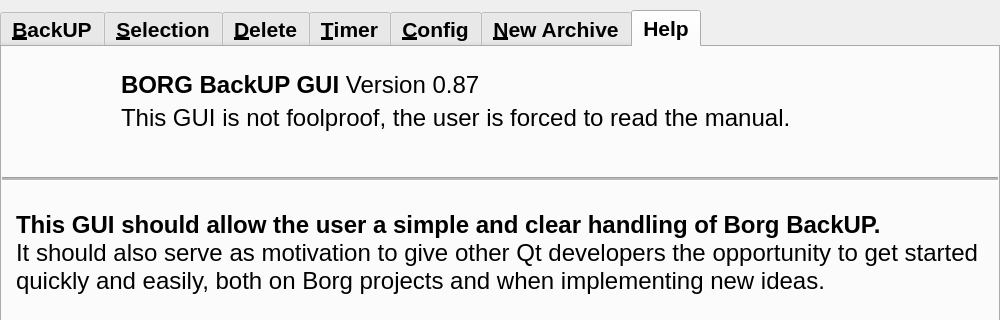
First picture: the form in src/borg_backup_gui.ui, repository MTrage/Borg-BackUP-GUI, before the edit; both pictures show x 0 to 1000 and y 0 to 320 of the 1000 by 620 pixel window.
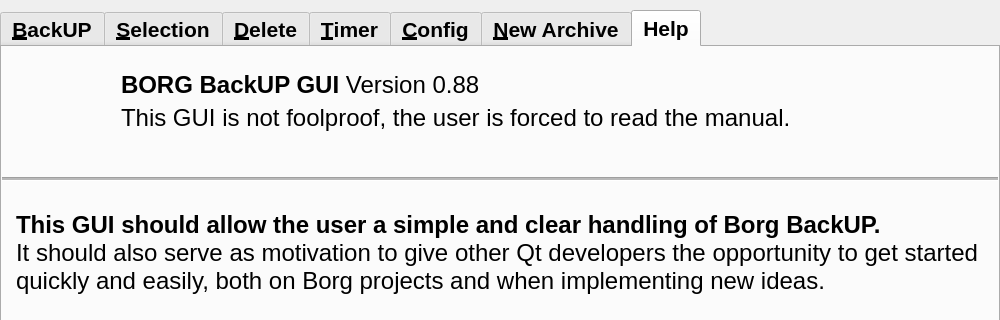
Second picture: the form after the edit. The open tabs and pages were chosen to show the change.

Diff of the .ui file:
```diff
--- a/src/borg_backup_gui.ui
+++ b/src/borg_backup_gui.ui
@@ -3567,7 +3567,7 @@
 &lt;html&gt;&lt;head&gt;&lt;meta name=&quot;qrichtext&quot; content=&quot;1&quot; /&gt;&lt;style type=&quot;text/css&quot;&gt;
 p, li { white-space: pre-wrap; }
 &lt;/style&gt;&lt;/head&gt;&lt;body style=&quot; font-family:'Cantarell'; font-size:16pt; font-weight:600; font-style:normal;&quot;&gt;
-&lt;p align=&quot;justify&quot; style=&quot; margin-top:0px; margin-bottom:5px; margin-left:5px; margin-right:5px; -qt-block-indent:0; text-indent:0px;&quot;&gt;&lt;span style=&quot; font-family:'Droid Sans Thai'; font-size:18pt;&quot;&gt;BORG BackUP GUI &lt;/span&gt;&lt;span style=&quot; font-family:'Droid Sans Thai'; font-size:18pt; font-weight:400;&quot;&gt;Version 0.87&lt;/span&gt;&lt;/p&gt;
+&lt;p align=&quot;justify&quot; style=&quot; margin-top:0px; margin-bottom:5px; margin-left:5px; margin-right:5px; -qt-block-indent:0; text-indent:0px;&quot;&gt;&lt;span style=&quot; font-family:'Droid Sans Thai'; font-size:18pt;&quot;&gt;BORG BackUP GUI &lt;/span&gt;&lt;span style=&quot; font-family:'Droid Sans Thai'; font-size:18pt; font-weight:400;&quot;&gt;Version 0.88&lt;/span&gt;&lt;/p&gt;
 &lt;p align=&quot;justify&quot; style=&quot; margin-top:0px; margin-bottom:5px; margin-left:5px; margin-right:5px; -qt-block-indent:0; text-indent:0px;&quot;&gt;&lt;span style=&quot; font-family:'Droid Sans Thai'; font-size:18pt; font-weight:400;&quot;&gt;This GUI is not foolproof, the user is forced to read the manual. &lt;/span&gt;&lt;/p&gt;
 &lt;p align=&quot;justify&quot; style=&quot;-qt-paragraph-type:empty; margin-top:0px; margin-bottom:5px; margin-left:5px; margin-right:5px; -qt-block-indent:0; text-indent:0px; font-size:18pt; font-weight:400;&quot;&gt;&lt;br /&gt;&lt;/p&gt;&lt;/body&gt;&lt;/html&gt;</string>
       </property>
```
Left out of the diff: 2 changed lines with no effect on the pictures.
